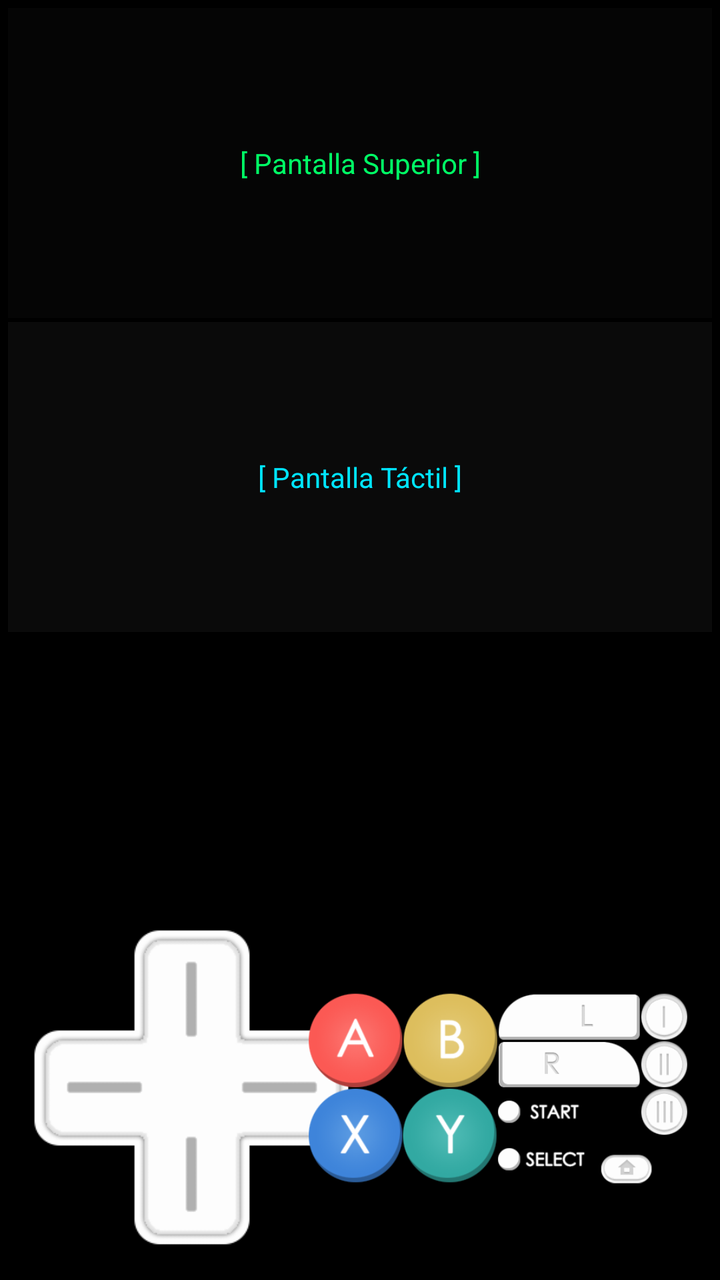
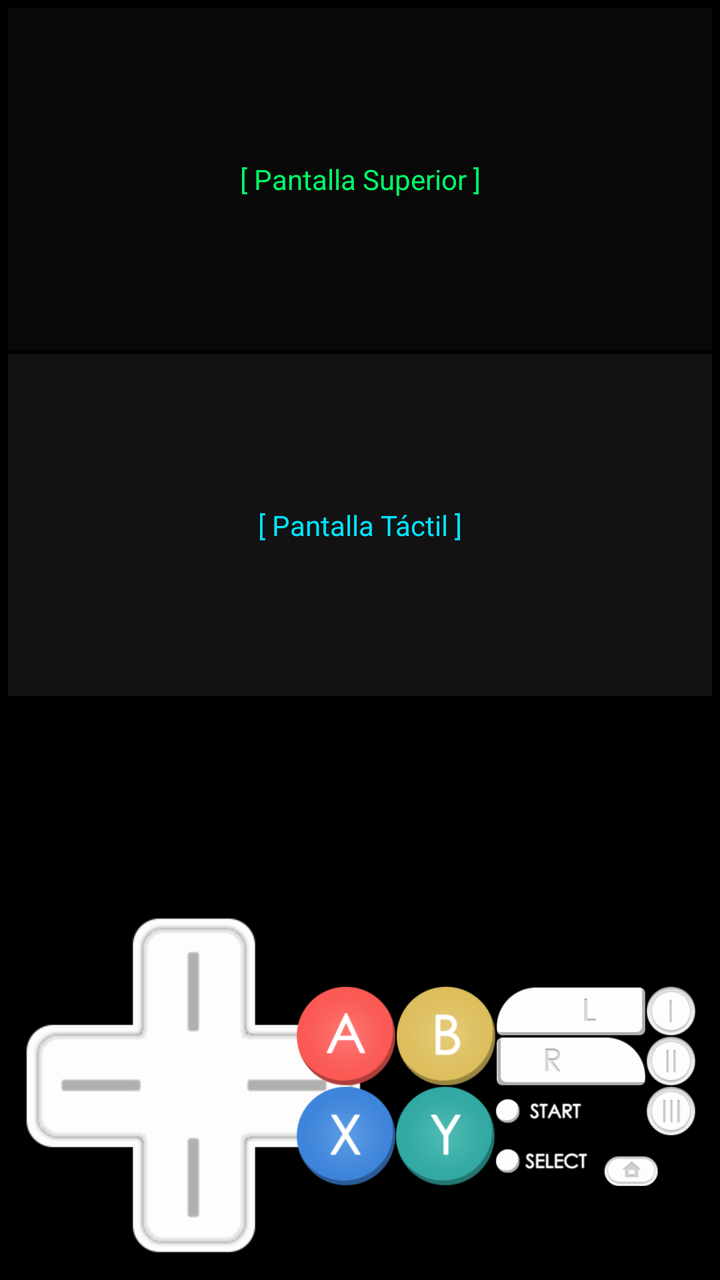

The first picture is an Android layout as it rendered before a commit; the second is the same layout after the commit. The layout source and the unified diff follow.
<!-- AndroidManifest.xml: application theme Theme.MaterialComponents.DayNight.NoActionBar -->
<!-- res/layout/activity_main.xml -->
<?xml version="1.0" encoding="utf-8"?>
<RelativeLayout xmlns:android="http://schemas.android.com/apk/res/android"
    android:layout_width="match_parent"
    android:layout_height="match_parent"
    android:background="#000000">

    
    <LinearLayout
        android:id="@+id/screens_container"
        android:layout_width="match_parent"
        android:layout_height="320dp"
        android:layout_alignParentTop="true"
        android:orientation="vertical"
        android:padding="4dp">

        <TextView
            android:id="@+id/screen_top"
            android:layout_width="match_parent"
            android:layout_height="0dp"
            android:layout_weight="1"
            android:layout_marginBottom="2dp"
            android:background="#050505"
            android:gravity="center"
            android:text="[ Pantalla Superior ]"
            android:textColor="#00FF66"
            android:textSize="14sp" />

        <TextView
            android:id="@+id/screen_bottom"
            android:layout_width="match_parent"
            android:layout_height="0dp"
            android:layout_weight="1"
            android:background="#0A0A0A"
            android:gravity="center"
            android:text="[ Pantalla Táctil ]"
            android:textColor="#00E5FF"
            android:textSize="14sp" />
    </LinearLayout>

    
    <RelativeLayout
        android:layout_width="match_parent"
        android:layout_height="match_parent"
        android:layout_below="@id/screens_container">

        
        <RelativeLayout
            android:id="@+id/dpad_container"
            android:layout_width="160dp"
            android:layout_height="160dp"
            android:layout_alignParentStart="true"
            android:layout_alignParentBottom="true"
            android:layout_marginStart="16dp"
            android:layout_marginBottom="16dp">

            <ImageView
                android:layout_width="match_parent"
                android:layout_height="match_parent"
                android:scaleType="fitCenter"
                android:src="@drawable/dpad_0" />

            <View
                android:id="@+id/btn_up"
                android:layout_width="52dp"
                android:layout_height="52dp"
                android:layout_marginStart="54dp"
                android:layout_marginTop="6dp" />

            <View
                android:id="@+id/btn_down"
                android:layout_width="52dp"
                android:layout_height="52dp"
                android:layout_marginStart="54dp"
                android:layout_alignParentBottom="true"
                android:layout_marginBottom="6dp" />

            <View
                android:id="@+id/btn_left"
                android:layout_width="52dp"
                android:layout_height="52dp"
                android:layout_marginStart="6dp"
                android:layout_marginTop="54dp" />

            <View
                android:id="@+id/btn_right"
                android:layout_width="52dp"
                android:layout_height="52dp"
                android:layout_alignParentEnd="true"
                android:layout_marginTop="54dp" />
        </RelativeLayout>

        
        <RelativeLayout
            android:id="@+id/buttons_container"
            android:layout_width="190dp"
            android:layout_height="160dp"
            android:layout_alignParentEnd="true"
            android:layout_alignParentBottom="true"
            android:layout_marginEnd="16dp"
            android:layout_marginBottom="16dp">

            <ImageView
                android:layout_width="match_parent"
                android:layout_height="match_parent"
                android:scaleType="fitCenter"
                android:src="@drawable/padbuttons_0" />

            <View
                android:id="@+id/btn_x"
                android:layout_width="45dp"
                android:layout_height="45dp"
                android:layout_marginStart="18dp"
                android:layout_marginTop="48dp" />

            <View
                android:id="@+id/btn_y"
                android:layout_width="45dp"
                android:layout_height="45dp"
                android:layout_marginStart="18dp"
                android:layout_marginTop="98dp" />

            <View
                android:id="@+id/btn_a"
                android:layout_width="45dp"
                android:layout_height="45dp"
                android:layout_marginStart="68dp"
                android:layout_marginTop="48dp" />

            <View
                android:id="@+id/btn_b"
                android:layout_width="45dp"
                android:layout_height="45dp"
                android:layout_marginStart="68dp"
                android:layout_marginTop="98dp" />

            <View
                android:id="@+id/btn_l"
                android:layout_width="50dp"
                android:layout_height="28dp"
                android:layout_marginStart="122dp"
                android:layout_marginTop="12dp" />

            <View
                android:id="@+id/btn_r"
                android:layout_width="50dp"
                android:layout_height="28dp"
                android:layout_marginStart="122dp"
                android:layout_marginTop="45dp" />

            <View
                android:id="@+id/btn_start"
                android:layout_width="50dp"
                android:layout_height="22dp"
                android:layout_marginStart="122dp"
                android:layout_marginTop="85dp" />

            <View
                android:id="@+id/btn_select"
                android:layout_width="50dp"
                android:layout_height="22dp"
                android:layout_marginStart="122dp"
                android:layout_marginTop="115dp" />
        </RelativeLayout>

    </RelativeLayout>

</RelativeLayout>
<!-- resources referenced by this layout -->
<resources>
  <!-- drawable dpad_0: png bitmap (drawable, 8874 bytes) -->
  <!-- drawable padbuttons_0: png bitmap (drawable, 56080 bytes) -->
</resources>

<!-- the commit's change to res/layout/activity_main.xml (unified diff, before → after) -->
@@ -1,5 +1,6 @@
 <?xml version="1.0" encoding="utf-8"?>
-<RelativeLayout xmlns:android="http://schemas.android.com/apk/res/android"
+<androidx.constraintlayout.widget.ConstraintLayout xmlns:android="http://schemas.android.com/apk/res/android"
+    xmlns:app="http://schemas.android.com/apk/res-auto"
     android:layout_width="match_parent"
     android:layout_height="match_parent"
     android:background="#000000">
@@ -7,10 +8,14 @@
     
     <LinearLayout
         android:id="@+id/screens_container"
-        android:layout_width="match_parent"
-        android:layout_height="320dp"
-        android:layout_alignParentTop="true"
+        android:layout_width="0dp"
+        android:layout_height="0dp"
         android:orientation="vertical"
+        android:background="#000000"
+        app:layout_constraintTop_toTopOf="parent"
+        app:layout_constraintBottom_toTopOf="@id/controls_barrier"
+        app:layout_constraintStart_toStartOf="parent"
+        app:layout_constraintEnd_toEndOf="parent"
         android:padding="4dp">
 
         <TextView
@@ -19,7 +24,7 @@
             android:layout_height="0dp"
             android:layout_weight="1"
             android:layout_marginBottom="2dp"
-            android:background="#050505"
+            android:background="#080808"
             android:gravity="center"
             android:text="[ Pantalla Superior ]"
             android:textColor="#00FF66"
@@ -30,138 +35,178 @@
             android:layout_width="match_parent"
             android:layout_height="0dp"
             android:layout_weight="1"
-            android:background="#0A0A0A"
+            android:background="#121212"
             android:gravity="center"
             android:text="[ Pantalla Táctil ]"
             android:textColor="#00E5FF"
             android:textSize="14sp" />
     </LinearLayout>
 
+    <androidx.constraintlayout.widget.Guideline
+        android:id="@+id/controls_barrier"
+        android:layout_width="wrap_content"
+        android:layout_height="wrap_content"
+        android:orientation="horizontal"
+        app:layout_constraintGuide_percent="0.55" />
+
     
-    <RelativeLayout
-        android:layout_width="match_parent"
-        android:layout_height="match_parent"
-        android:layout_below="@id/screens_container">
+    <androidx.constraintlayout.widget.ConstraintLayout
+        android:id="@+id/dpad_container"
+        android:layout_width="170dp"
+        android:layout_height="170dp"
+        android:layout_marginStart="12dp"
+        android:layout_marginBottom="12dp"
+        app:layout_constraintBottom_toBottomOf="parent"
+        app:layout_constraintStart_toStartOf="parent">
+
+        <ImageView
+            android:layout_width="match_parent"
+            android:layout_height="match_parent"
+            android:scaleType="fitCenter"
+            android:src="@drawable/dpad_0"
+            app:layout_constraintTop_toTopOf="parent"
+            app:layout_constraintBottom_toBottomOf="parent"
+            app:layout_constraintStart_toStartOf="parent"
+            app:layout_constraintEnd_toEndOf="parent" />
+
+        <View
+            android:id="@+id/btn_up"
+            android:layout_width="0dp"
+            android:layout_height="0dp"
+            app:layout_constraintWidth_percent="0.33"
+            app:layout_constraintHeight_percent="0.33"
+            app:layout_constraintTop_toTopOf="parent"
+            app:layout_constraintStart_toStartOf="parent"
+            app:layout_constraintEnd_toEndOf="parent"
+            android:layout_marginTop="4dp" />
+
+        <View
+            android:id="@+id/btn_down"
+            android:layout_width="0dp"
+            android:layout_height="0dp"
+            app:layout_constraintWidth_percent="0.33"
+            app:layout_constraintHeight_percent="0.33"
+            app:layout_constraintBottom_toBottomOf="parent"
+            app:layout_constraintStart_toStartOf="parent"
+            app:layout_constraintEnd_toEndOf="parent"
+            android:layout_marginBottom="4dp" />
+
+        <View
+            android:id="@+id/btn_left"
+            android:layout_width="0dp"
+            android:layout_height="0dp"
+            app:layout_constraintWidth_percent="0.33"
+            app:layout_constraintHeight_percent="0.33"
+            app:layout_constraintStart_toStartOf="parent"
+            app:layout_constraintTop_toTopOf="parent"
+            app:layout_constraintBottom_toBottomOf="parent"
+            android:layout_marginStart="4dp" />
+
+        <View
+            android:id="@+id/btn_right"
+            android:layout_width="0dp"
+            android:layout_height="0dp"
+            app:layout_constraintWidth_percent="0.33"
+            app:layout_constraintHeight_percent="0.33"
+            app:layout_constraintEnd_toEndOf="parent"
+            app:layout_constraintTop_toTopOf="parent"
+            app:layout_constraintBottom_toBottomOf="parent"
+            android:layout_marginEnd="4dp" />
+    </androidx.constraintlayout.widget.ConstraintLayout>
+
+    
+    <androidx.constraintlayout.widget.ConstraintLayout
+        android:id="@+id/buttons_container"
+        android:layout_width="200dp"
+        android:layout_height="170dp"
+        android:layout_marginEnd="12dp"
+        android:layout_marginBottom="12dp"
+        app:layout_constraintBottom_toBottomOf="parent"
+        app:layout_constraintEnd_toEndOf="parent">
+
+        <ImageView
+            android:layout_width="match_parent"
+            android:layout_height="match_parent"
+            android:scaleType="fitCenter"
+            android:src="@drawable/padbuttons_0"
+            app:layout_constraintTop_toTopOf="parent"
+            app:layout_constraintBottom_toBottomOf="parent"
+            app:layout_constraintStart_toStartOf="parent"
+            app:layout_constraintEnd_toEndOf="parent" />
 
         
-        <RelativeLayout
-            android:id="@+id/dpad_container"
-            android:layout_width="160dp"
-            android:layout_height="160dp"
-            android:layout_alignParentStart="true"
-            android:layout_alignParentBottom="true"
+        <View
+            android:id="@+id/btn_x"
+            android:layout_width="45dp"
+            android:layout_height="45dp"
+            app:layout_constraintTop_toTopOf="parent"
+            app:layout_constraintStart_toStartOf="parent"
             android:layout_marginStart="16dp"
-            android:layout_marginBottom="16dp">
-
-            <ImageView
-                android:layout_width="match_parent"
-                android:layout_height="match_parent"
-                android:scaleType="fitCenter"
-                android:src="@drawable/dpad_0" />
-
-            <View
-                android:id="@+id/btn_up"
-                android:layout_width="52dp"
-                android:layout_height="52dp"
-                android:layout_marginStart="54dp"
-                android:layout_marginTop="6dp" />
-
-            <View
-                android:id="@+id/btn_down"
-                android:layout_width="52dp"
-                android:layout_height="52dp"
-                android:layout_marginStart="54dp"
-                android:layout_alignParentBottom="true"
-                android:layout_marginBottom="6dp" />
-
-            <View
-                android:id="@+id/btn_left"
-                android:layout_width="52dp"
-                android:layout_height="52dp"
-                android:layout_marginStart="6dp"
-                android:layout_marginTop="54dp" />
-
-            <View
-                android:id="@+id/btn_right"
-                android:layout_width="52dp"
-                android:layout_height="52dp"
-                android:layout_alignParentEnd="true"
-                android:layout_marginTop="54dp" />
-        </RelativeLayout>
+            android:layout_marginTop="32dp" />
+
+        <View
+            android:id="@+id/btn_y"
+            android:layout_width="45dp"
+            android:layout_height="45dp"
+            app:layout_constraintTop_toBottomOf="@id/btn_x"
+            app:layout_constraintStart_toStartOf="parent"
+            android:layout_marginStart="16dp"
+            android:layout_marginTop="8dp" />
+
+        <View
+            android:id="@+id/btn_a"
+            android:layout_width="45dp"
+            android:layout_height="45dp"
+            app:layout_constraintTop_toTopOf="parent"
+            app:layout_constraintStart_toEndOf="@id/btn_x"
+            android:layout_marginStart="14dp"
+            android:layout_marginTop="32dp" />
+
+        <View
+            android:id="@+id/btn_b"
+            android:layout_width="45dp"
+            android:layout_height="45dp"
+            app:layout_constraintTop_toBottomOf="@id/btn_a"
+            app:layout_constraintStart_toEndOf="@id/btn_y"
+            android:layout_marginStart="14dp"
+            android:layout_marginTop="8dp" />
 
         
-        <RelativeLayout
-            android:id="@+id/buttons_container"
-            android:layout_width="190dp"
-            android:layout_height="160dp"
-            android:layout_alignParentEnd="true"
-            android:layout_alignParentBottom="true"
-            android:layout_marginEnd="16dp"
-            android:layout_marginBottom="16dp">
-
-            <ImageView
-                android:layout_width="match_parent"
-                android:layout_height="match_parent"
-                android:scaleType="fitCenter"
-                android:src="@drawable/padbuttons_0" />
-
-            <View
-                android:id="@+id/btn_x"
-                android:layout_width="45dp"
-                android:layout_height="45dp"
-                android:layout_marginStart="18dp"
-                android:layout_marginTop="48dp" />
-
-            <View
-                android:id="@+id/btn_y"
-                android:layout_width="45dp"
-                android:layout_height="45dp"
-                android:layout_marginStart="18dp"
-                android:layout_marginTop="98dp" />
-
-            <View
-                android:id="@+id/btn_a"
-                android:layout_width="45dp"
-                android:layout_height="45dp"
-                android:layout_marginStart="68dp"
-                android:layout_marginTop="48dp" />
-
-            <View
-                android:id="@+id/btn_b"
-                android:layout_width="45dp"
-                android:layout_height="45dp"
-                android:layout_marginStart="68dp"
-                android:layout_marginTop="98dp" />
-
-            <View
-                android:id="@+id/btn_l"
-                android:layout_width="50dp"
-                android:layout_height="28dp"
-                android:layout_marginStart="122dp"
-                android:layout_marginTop="12dp" />
-
-            <View
-                android:id="@+id/btn_r"
-                android:layout_width="50dp"
-                android:layout_height="28dp"
-                android:layout_marginStart="122dp"
-                android:layout_marginTop="45dp" />
-
-            <View
-                android:id="@+id/btn_start"
-                android:layout_width="50dp"
-                android:layout_height="22dp"
-                android:layout_marginStart="122dp"
-                android:layout_marginTop="85dp" />
-
-            <View
-                android:id="@+id/btn_select"
-                android:layout_width="50dp"
-                android:layout_height="22dp"
-                android:layout_marginStart="122dp"
-                android:layout_marginTop="115dp" />
-        </RelativeLayout>
-
-    </RelativeLayout>
-
-</RelativeLayout>
+        <View
+            android:id="@+id/btn_l"
+            android:layout_width="50dp"
+            android:layout_height="25dp"
+            app:layout_constraintTop_toTopOf="parent"
+            app:layout_constraintEnd_toEndOf="parent"
+            android:layout_marginEnd="12dp"
+            android:layout_marginTop="10dp" />
+
+        <View
+            android:id="@+id/btn_r"
+            android:layout_width="50dp"
+            android:layout_height="25dp"
+            app:layout_constraintTop_toBottomOf="@id/btn_l"
+            app:layout_constraintEnd_toEndOf="parent"
+            android:layout_marginEnd="12dp"
+            android:layout_marginTop="4dp" />
+
+        <View
+            android:id="@+id/btn_start"
+            android:layout_width="50dp"
+            android:layout_height="22dp"
+            app:layout_constraintTop_toBottomOf="@id/btn_r"
+            app:layout_constraintEnd_toEndOf="parent"
+            android:layout_marginEnd="12dp"
+            android:layout_marginTop="8dp" />
+
+        <View
+            android:id="@+id/btn_select"
+            android:layout_width="50dp"
+            android:layout_height="22dp"
+            app:layout_constraintTop_toBottomOf="@id/btn_start"
+            app:layout_constraintEnd_toEndOf="parent"
+            android:layout_marginEnd="12dp"
+            android:layout_marginTop="4dp" />
+    </androidx.constraintlayout.widget.ConstraintLayout>
+
+</androidx.constraintlayout.widget.ConstraintLayout>
